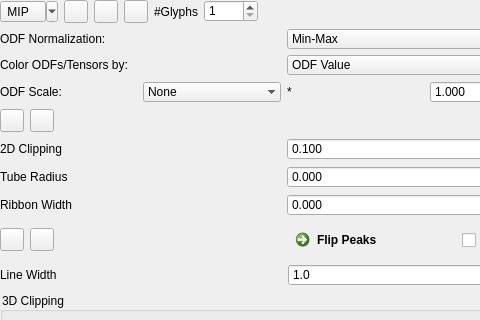
MIC-DKFZ/MITK-Diffusion, file Plugins/org.mitk.gui.qt.diffusionimaging.controls/src/internal/QmitkControlVisualizationPropertiesViewControls.ui: the form before one commit; both pictures show x 0 to 480 and y 0 to 320 of the 567 by 619 pixel window.
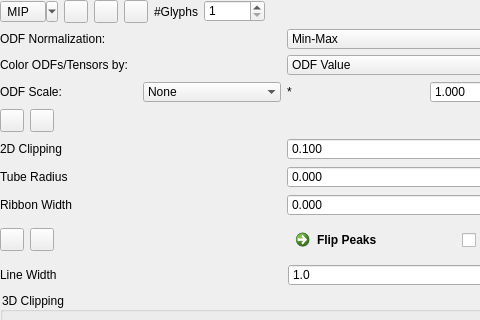
The form after the commit. Icons and pictures are not drawn.

Commit message: Allow up to 60,000 glyphs per view

What changed in the file:
```diff
--- a/Plugins/org.mitk.gui.qt.diffusionimaging.controls/src/internal/QmitkControlVisualizationPropertiesViewControls.ui
+++ b/Plugins/org.mitk.gui.qt.diffusionimaging.controls/src/internal/QmitkControlVisualizationPropertiesViewControls.ui
@@ -232,7 +232,7 @@
                <number>1</number>
               </property>
               <property name="maximum">
-               <number>9999</number>
+               <number>60000</number>
               </property>
              </widget>
             </item>
```
